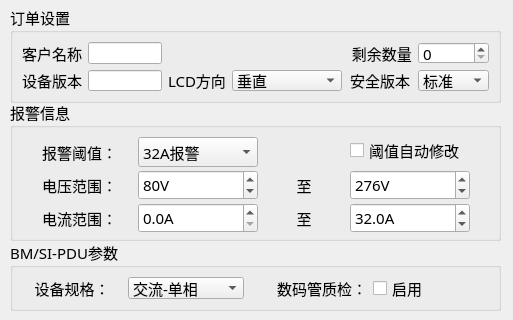
The window that PDU-MonitorTest/home/home_setdlg.ui (ChinaClever/PDU-MonitorTool) describes before a commit, drawn with Qt 5; both pictures show x 0 to 513 and y 0 to 320 of the 513 by 697 pixel window.
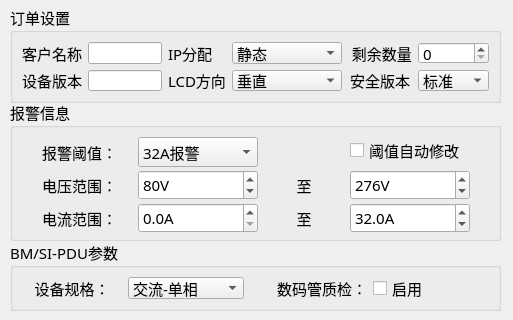
The same window after the commit.

```diff
--- a/PDU-MonitorTest/home/home_setdlg.ui
+++ b/PDU-MonitorTest/home/home_setdlg.ui
@@ -163,6 +163,27 @@
       </item>
      </widget>
     </item>
+    <item row="0" column="2">
+     <widget class="QLabel" name="label_22">
+      <property name="text">
+       <string>IP分配</string>
+      </property>
+     </widget>
+    </item>
+    <item row="0" column="3">
+     <widget class="QComboBox" name="ipBox">
+      <item>
+       <property name="text">
+        <string>静态</string>
+       </property>
+      </item>
+      <item>
+       <property name="text">
+        <string>DHCP</string>
+       </property>
+      </item>
+     </widget>
+    </item>
    </layout>
   </widget>
   <widget class="QGroupBox" name="groupBox_1">
```
Left out of the diff: 5 changed lines with no effect on the pictures.
